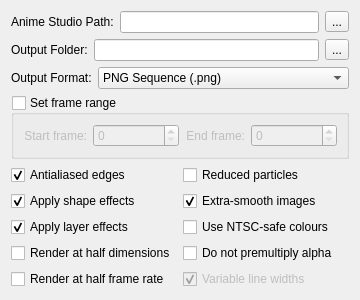
Old version of the form dialogues/rendersettings.ui in the repository BattyBovine/AnimeRenderfarm.
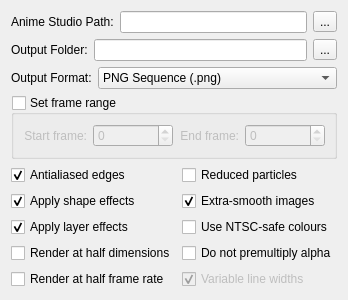
New version of the form.

Commit message: Altered dialog resize policies to automatically set an appropriate default size, then become unresizable. Also starting to write comments because I'll need those eventually.

Diff of the .ui file:
```diff
--- a/dialogues/rendersettings.ui
+++ b/dialogues/rendersettings.ui
@@ -9,10 +9,16 @@
    <rect>
     <x>0</x>
     <y>0</y>
-    <width>360</width>
-    <height>284</height>
+    <width>312</width>
+    <height>272</height>
    </rect>
   </property>
+  <property name="sizePolicy">
+   <sizepolicy hsizetype="Expanding" vsizetype="Expanding">
+    <horstretch>0</horstretch>
+    <verstretch>0</verstretch>
+   </sizepolicy>
+  </property>
   <property name="windowTitle">
    <string>Render Options</string>
   </property>
@@ -286,19 +292,6 @@
      </item>
     </layout>
    </item>
-   <item>
-    <spacer name="verticalSpacer">
-     <property name="orientation">
-      <enum>Qt::Vertical</enum>
-     </property>
-     <property name="sizeHint" stdset="0">
-      <size>
-       <width>20</width>
-       <height>40</height>
-      </size>
-     </property>
-    </spacer>
-   </item>
   </layout>
  </widget>
  <resources/>
```
The commit also changes 6 other files.
